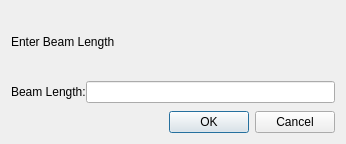
mark2661/beamCalculator, file ui/Add_beam_dialog_window.ui: the form before one commit.
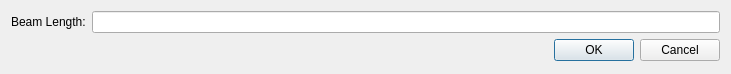
The form after the commit.

What changed in the file:
```diff
--- a/ui/Add_beam_dialog_window.ui
+++ b/ui/Add_beam_dialog_window.ui
@@ -6,53 +6,25 @@
    <rect>
     <x>0</x>
     <y>0</y>
-    <width>346</width>
-    <height>144</height>
+    <width>731</width>
+    <height>74</height>
    </rect>
   </property>
-  <property name="minimumSize">
-   <size>
-    <width>346</width>
-    <height>144</height>
-   </size>
-  </property>
-  <property name="maximumSize">
-   <size>
-    <width>346</width>
-    <height>144</height>
-   </size>
-  </property>
   <property name="windowTitle">
    <string>Dialog</string>
   </property>
-  <layout class="QGridLayout" name="gridLayout_2">
+  <layout class="QFormLayout" name="formLayout">
    <item row="0" column="0">
-    <layout class="QGridLayout" name="gridLayout">
-     <property name="verticalSpacing">
-      <number>8</number>
-     </property>
-     <item row="0" column="0">
-      <widget class="QLabel" name="label">
-       <property name="text">
-        <string>Enter Beam Length</string>
-       </property>
-      </widget>
-     </item>
-     <item row="1" column="0">
-      <layout class="QHBoxLayout" name="horizontalLayout">
-       <item>
         <widget class="QLabel" name="label_2">
          <property name="text">
           <string>Beam Length:</string>
          </property>
         </widget>
        </item>
-       <item>
+   <item row="0" column="1">
         <widget class="QLineEdit" name="BeamLengthInputField"/>
        </item>
-      </layout>
-     </item>
-     <item row="2" column="0">
+   <item row="1" column="0" colspan="2">
       <widget class="QDialogButtonBox" name="buttonBox">
        <property name="orientation">
         <enum>Qt::Horizontal</enum>
@@ -61,8 +33,6 @@
         <set>QDialogButtonBox::Cancel|QDialogButtonBox::Ok</set>
        </property>
       </widget>
-     </item>
-    </layout>
    </item>
   </layout>
  </widget>
```
Lines whose indentation alone changed are shown as unchanged.
